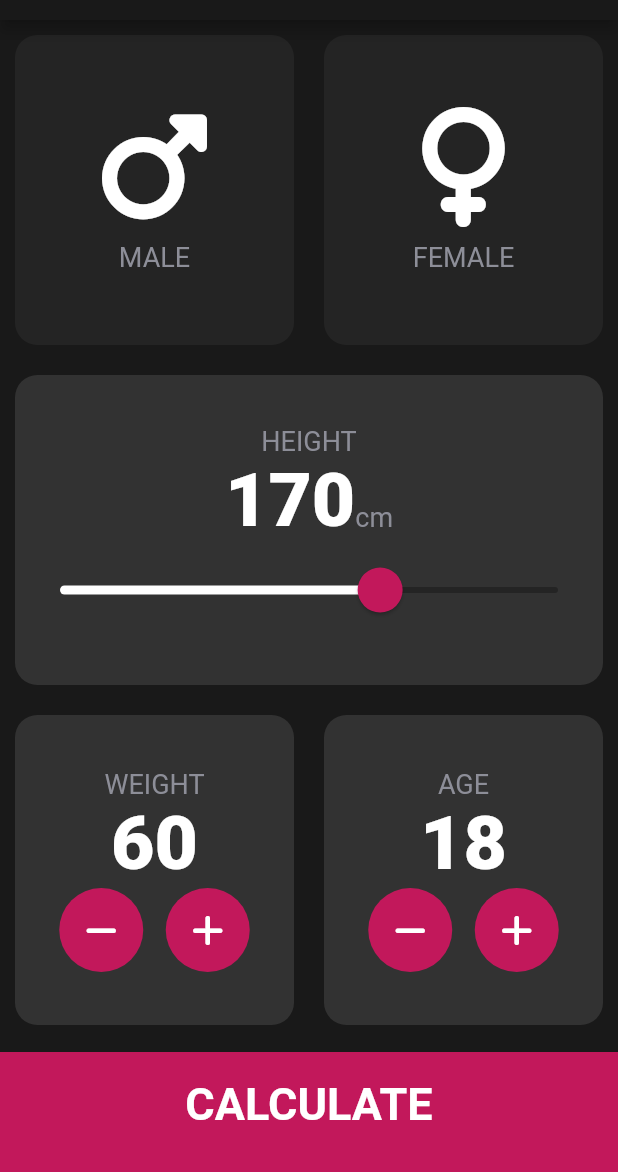
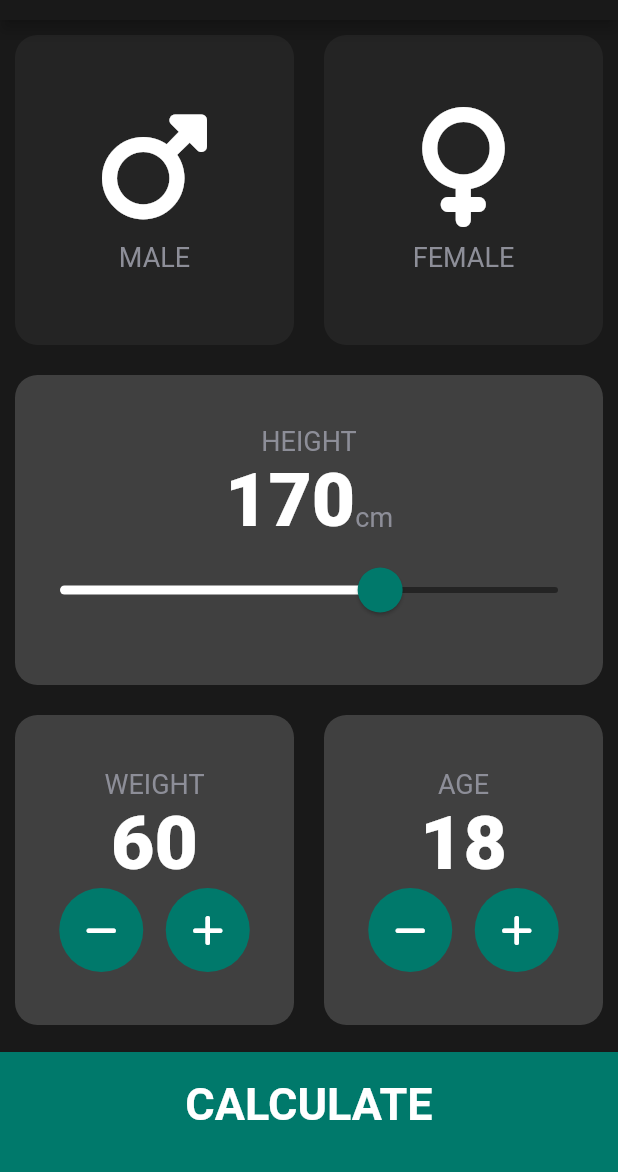
Before and after one commit to NabihUzcategui/Flutter-BMI-Calculator-APP, a Flutter app: the screen it shows after launch, on a phone screen of 412 x 824 dp, the part 64-1236 px from its top. Run offline on Flutter 3.47's test engine with Material 2 defaults, Android fonts, the phone set to English and light mode, and no system bars; our stand-ins replace font_awesome_flutter.

Commit message:
23-04-23/color_actualizacion

```diff
--- a/lib/constants/constants.dart
+++ b/lib/constants/constants.dart
@@ -1,16 +1,12 @@
 import 'package:flutter/material.dart';
 
 const kBottomContainerHeght = 80.0;
-const Color kActiveCardColor = Color(0xff323232);
-// Color kActiveCardColor = Colors.teal.shade600;
+const Color kActiveCardColor = Color(0xff404040);
 const Color kInActiveCardColor = Color(0xff242424);
-// const Color kBottomContainerColors = Color(0xffeb1555);
- Color kBottomContainerColors = Colors.pink.shade700;
-// const Color kSliderActiveColor = Color(0xffeb1555);
- Color kSliderActiveColor = Colors.pink.shade700;
+ Color kBottomContainerColors = Colors.teal.shade700;
+ Color kSliderActiveColor = Colors.teal.shade700;
 const Color kSliderInactiveColor = Color(0xff242424);
-// const Color kFloatingActionButtonColor = Color(0xffeb1555);
-Color kFloatingActionButtonColor = Colors.pink.shade700;
+Color kFloatingActionButtonColor = Colors.teal.shade700;
 
 const kLabelTextStyle = TextStyle(color: Color(0xff8d8e98), fontSize: 18.0);
 
@@ -20,7 +16,7 @@ const kLargeButtonTextStyle = TextStyle( fontSize: 30.0, fontWeight: FontWeight.
 
 const kTitleTextResultStyle = TextStyle( fontSize: 50.0, fontWeight: FontWeight.bold);
 
-const kResultsTextStyle = TextStyle( fontSize: 25.0, fontWeight: FontWeight.bold, color: Colors.green);
+const kResultsTextStyle = TextStyle( fontSize: 30.0, fontWeight: FontWeight.bold, color: Colors.green);
 
 const kBMITextStyle = TextStyle( fontSize: 100.0, fontWeight: FontWeight.bold);
 
```
